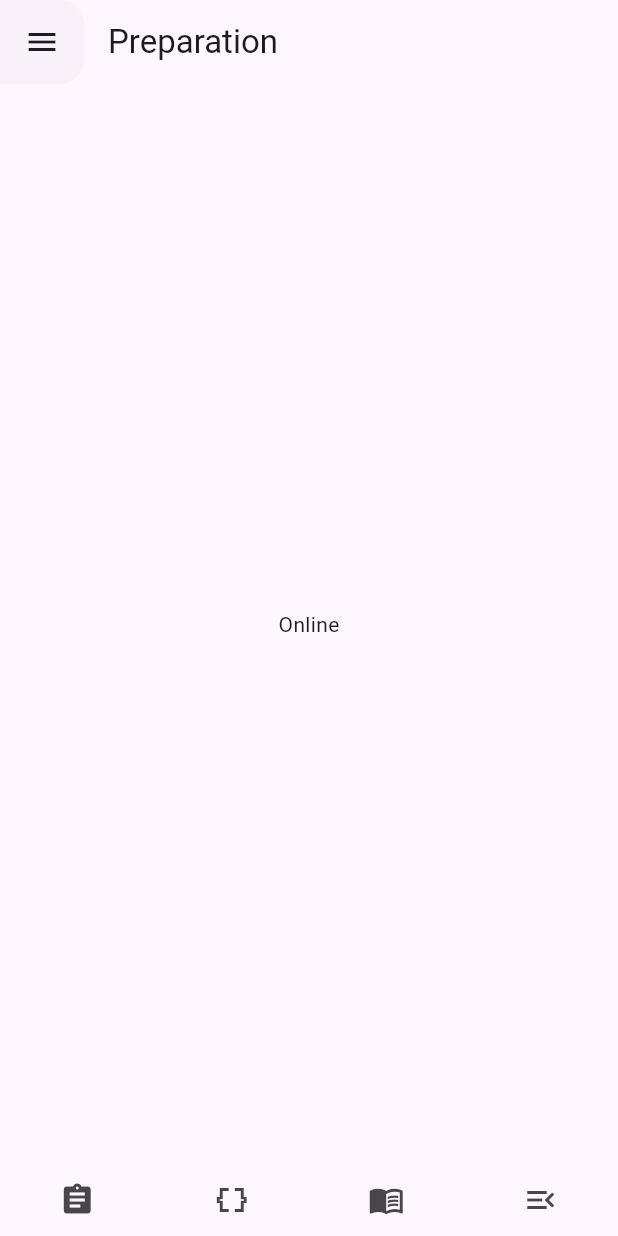
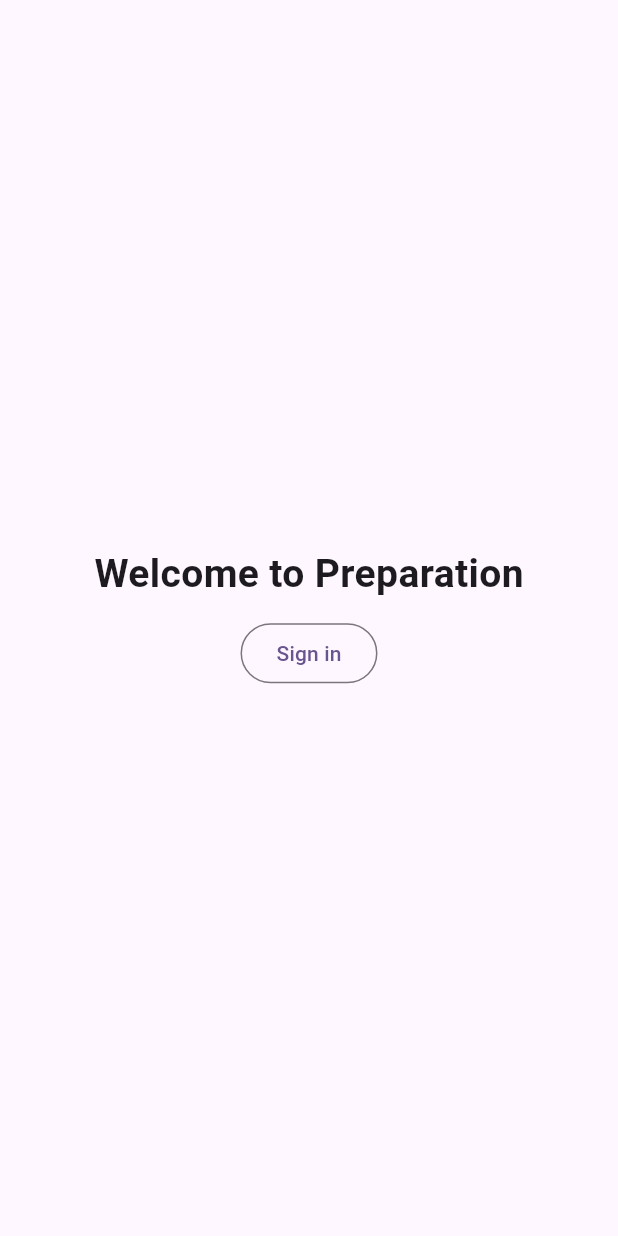
Before and after one commit to dev-rabin/preparation, a Flutter app: the screen it shows after launch, on a phone screen of 412 x 824 dp. Run offline on Flutter 3.47's test engine with Material 3 defaults, Android fonts, the light colour scheme and no system bars; our stand-ins replace connectivity, email_validator, flutter_bloc.

```diff
--- a/lib/blocs/internet_bloc/internet_bloc.dart
+++ /dev/null
@@ -1,29 +0,0 @@
-import 'dart:async';
-import 'package:connectivity/connectivity.dart';
-import 'package:flutter_bloc/flutter_bloc.dart';
-import 'package:preparation/blocs/internet_bloc/internet_events.dart';
-import 'package:preparation/blocs/internet_bloc/internet_states.dart';
-
-class InternetBloc extends Bloc<InternetEvents,InternetStates>{
-
-  final Connectivity _connectivity = Connectivity();
-  StreamSubscription? connectivitySubsription ;
-
-  InternetBloc() : super(InternetInitialState()) {
-    on<InternetLostEvent>((event, emit) => emit( InterLostState()));
-    on<InternetGainedEvent>((event, emit) => emit(InternetGainedState()));
-
-   connectivitySubsription = _connectivity.onConnectivityChanged.listen((result) {
-      if (result == ConnectivityResult.mobile || result == ConnectivityResult.wifi) {
-        add(InternetGainedEvent());
-      } else {
-        add(InternetLostEvent());
-      }
-    });
-  }
-  @override
-  Future<void> close() {
-   connectivitySubsription?.cancel();
-    return super.close();
-  }
-}
--- a/lib/blocs/internet_bloc/internet_events.dart
+++ /dev/null
@@ -1,4 +0,0 @@
-abstract class InternetEvents {}
-
-class InternetGainedEvent extends InternetEvents{}
-class InternetLostEvent extends InternetEvents{}
--- a/lib/blocs/internet_bloc/internet_states.dart
+++ /dev/null
@@ -1,7 +0,0 @@
-abstract class InternetStates {}
-
-class InternetInitialState extends InternetStates{}
-
-class InternetGainedState extends InternetStates{}
-
-class InterLostState extends InternetStates{}
--- /dev/null
+++ b/lib/cubits/internet_cubit.dart
@@ -0,0 +1,29 @@
+// ignore_for_file: constant_identifier_names
+
+import 'dart:async';
+import 'package:connectivity/connectivity.dart';
+import 'package:flutter_bloc/flutter_bloc.dart';
+
+enum InternetState {Initial, Lost, Gained}
+
+
+class InternetCubit extends Cubit<InternetState>{
+  final Connectivity _connectivity = Connectivity();
+  StreamSubscription? streamSubscription;
+
+  InternetCubit() : super(InternetState.Initial){
+    streamSubscription = _connectivity.onConnectivityChanged.listen((result) {
+      if (result == ConnectivityResult.mobile || result == ConnectivityResult.wifi) {
+        emit(InternetState.Gained);
+      }else{
+        emit(InternetState.Lost);
+      }
+    });
+  }
+
+  @override
+  Future<void> close() {
+    streamSubscription!.cancel();
+    return super.close();
+  }
+}
--- a/lib/main.dart
+++ b/lib/main.dart
@@ -2,8 +2,8 @@
 
 import 'package:flutter/material.dart';
 import 'package:flutter_bloc/flutter_bloc.dart';
-import 'package:preparation/blocs/internet_bloc/internet_bloc.dart';
-import 'package:preparation/pages/homePage.dart';
+import 'package:preparation/cubits/internet_cubit.dart';
+import 'package:preparation/pages/welcome_screen.dart';
 
 void main() {
   runApp(const MyApp());
@@ -14,15 +14,15 @@ class MyApp extends StatelessWidget {
   @override
   Widget build(BuildContext context) {
     return BlocProvider(
-      create: (context) => InternetBloc(),
+      create: (context) => InternetCubit(),
       child: MaterialApp(
         debugShowCheckedModeBanner: false,
-        title: 'Flutter Demo',
+        title: 'Preparation',
         theme: ThemeData(
           colorScheme: ColorScheme.fromSeed(seedColor: Colors.deepPurple),
           useMaterial3: true,
         ),
-        home: HomePage(),
+        home: WelcomeScreen(),
       ),
     );
   }
--- a/lib/pages/homePage.dart
+++ b/lib/pages/homePage.dart
@@ -1,9 +1,9 @@
 // ignore_for_file: prefer_const_constructors, prefer_const_literals_to_create_immutables
 
+import 'package:flutter/cupertino.dart';
 import 'package:flutter/material.dart';
 import 'package:flutter_bloc/flutter_bloc.dart';
-import 'package:preparation/blocs/internet_bloc/internet_bloc.dart';
-import 'package:preparation/blocs/internet_bloc/internet_states.dart';
+import 'package:preparation/cubits/internet_cubit.dart';
 
 class HomePage extends StatefulWidget {
   const HomePage({super.key});
@@ -19,46 +19,52 @@ class _HomePageState extends State<HomePage> {
       appBar: AppBar(
         title: Text("Preparation"),
         leading: Drawer(
+          elevation: 0,
           child: Icon(
             Icons.menu,
           ),
         ),
       ),
-      body: BlocBuilder<InternetBloc, InternetStates>(
+      body: BlocConsumer<InternetCubit,InternetState>(
+        listener: (context, state) {
+          if (state == InternetState.Gained) {
+            ScaffoldMessenger.of(context).showSnackBar(SnackBar(
+              content: Text("Internet connected"),
+              backgroundColor: Colors.green,
+            ));
+          } else if (state == InternetState.Lost) {
+            ScaffoldMessenger.of(context).showSnackBar(SnackBar(
+              content: Text("Internet disconnected"),
+              backgroundColor: Colors.red,
+            ));
+          }
+        },
         builder: (context, state) {
-        if (state is InternetGainedState) {
-          return Center(child: Text("Online"));
-        } else if (state is InterLostState){
-          return Center(child: Text("Offline"));
-        } else {
-          return Center(child: Text("Loading..."));
-        }
+          if (state == InternetState.Gained) {
+            return Center(child: Text("Online"));
+          } else if (state == InternetState.Lost) {
+            return Center(
+              child: Text("Offline"),
+            );
+          } else {
+            return Center(
+              child: Text("Loading..."),
+            );
+          }
         },
       ),
-      bottomNavigationBar: Row(
-        mainAxisAlignment: MainAxisAlignment.spaceAround,
-        children: [
-          IconButton(
-              onPressed: () {},
-              icon: Icon(
-                Icons.assignment,
-              )),
-          IconButton(
-              onPressed: () {},
-              icon: Icon(
-                Icons.data_object_sharp,
-              )),
-          IconButton(
-              onPressed: () {},
-              icon: Icon(
-                Icons.menu_book,
-              )),
-          IconButton(
-              onPressed: () {},
-              icon: Icon(
-                Icons.menu_open,
-              )),
-        ],
+      bottomNavigationBar: BottomAppBar(
+        elevation: 0,
+        child: Row(
+          mainAxisAlignment: MainAxisAlignment.spaceBetween,
+          children: [
+
+            IconButton(onPressed: () {}, icon: Icon(CupertinoIcons.home)),
+            IconButton(onPressed: () {}, icon: Icon(Icons.search)),
+            IconButton(onPressed: () {}, icon: Icon(Icons.person)),
+            IconButton(onPressed: () {}, icon: Icon(CupertinoIcons.book))
+          ],
+        ),
       ),
     );
   }
--- /dev/null
+++ b/lib/pages/sign_in/sign_in_bloc/sign_in_event.dart
@@ -0,0 +1,14 @@
+abstract class SignInEvent {}
+
+class SignInTextChangedEvent extends SignInEvent{
+  String? emailValue;
+  String? passwordValue;
+  SignInTextChangedEvent({this.emailValue,this.passwordValue});
+}
+
+
+class SignInSubmitEvent extends SignInEvent{
+  String? email;
+  String? password;
+  SignInSubmitEvent({this.email,this.password});
+}
--- /dev/null
+++ b/lib/pages/sign_in/sign_in_bloc/sign_in_state.dart
@@ -0,0 +1,12 @@
+abstract class SignInState {}
+
+class SignInInitialState extends SignInState{}
+
+class SignInErrorState extends SignInState{
+  String? errorMessage;
+  SignInErrorState( {this.errorMessage});
+}
+
+class SignInValidState extends SignInState{}
+
+class SignInLoadingState extends SignInState{}
--- /dev/null
+++ b/lib/pages/welcome_screen.dart
@@ -0,0 +1,42 @@
+// ignore_for_file: prefer_const_constructors
+
+import 'package:flutter/cupertino.dart';
+import 'package:flutter/material.dart';
+import 'package:flutter_bloc/flutter_bloc.dart';
+import 'package:preparation/pages/sign_in/sign_in_bloc/sign_in_bloc.dart';
+import 'package:preparation/pages/sign_in/sign_in_screen.dart';
+
+class WelcomeScreen extends StatelessWidget {
+  const WelcomeScreen({super.key});
+
+  @override
+  Widget build(BuildContext context) {
+    return Material(
+        child: Column(
+      mainAxisAlignment: MainAxisAlignment.center,
+      children: [
+        Text(
+          "Welcome to Preparation",
+          style: TextStyle(fontSize: 26, fontWeight: FontWeight.bold),
+        ),
+        SizedBox(
+          height: 10,
+        ),
+        OutlinedButton(
+          child: Text("Sign in"),
+          onPressed: () {
+            Navigator.push(
+              context,
+              CupertinoPageRoute(
+                builder: (context) => BlocProvider(
+                  create: (context) => SignInBloc(),
+                  child: SignInScreen(),
+                ),
+              ),
+            );
+          },
+        ),
+      ],
+    ));
+  }
+}
--- a/pubspec.yaml
+++ b/pubspec.yaml
@@ -37,6 +37,7 @@ dependencies:
   cupertino_icons: ^1.0.6
   flutter_bloc: ^8.1.4
   connectivity: ^3.0.6
+  email_validator: ^2.1.17
 
 dev_dependencies:
   flutter_test:
```
Also changed, not shown: lib/pages/sign_in/sign_in_bloc/sign_in_bloc.dart (added, +22 -0 lines), lib/pages/sign_in/sign_in_screen.dart (added, +96 -0 lines), pubspec.lock.
